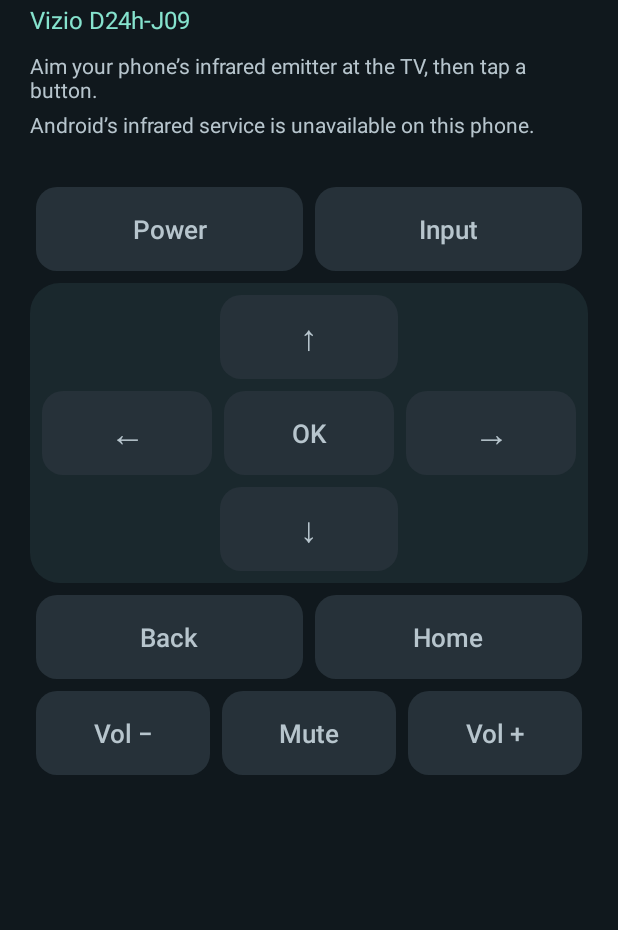
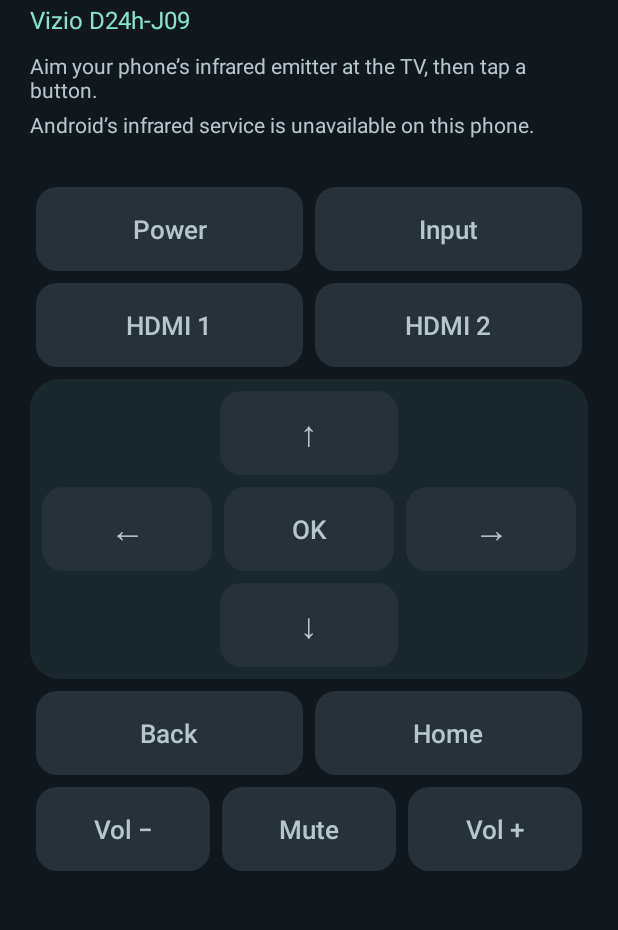
Before and after one commit to WoofahRayetCode/wlfryt-ir-blaster, an Android app: the screen it shows after launch (MainActivity), on a phone screen of 412 x 824 dp, the part 80-1010 px from its top. Run offline under Robolectric (Android 15) with nearby library versions, the phone set to English and light mode, and no system bars.

Commit message:
Add direct HDMI input shortcuts

```diff
--- a/app/build.gradle
+++ b/app/build.gradle
@@ -11,8 +11,8 @@ android {
         applicationId 'com.wlfryt.irblaster'
         minSdk 23
         targetSdk 36
-        versionCode 2
-        versionName '1.1'
+        versionCode 3
+        versionName '1.2'
     }
 
     compileOptions {
--- a/app/src/main/java/com/wlfryt/irblaster/MainActivity.java
+++ b/app/src/main/java/com/wlfryt/irblaster/MainActivity.java
@@ -44,6 +44,8 @@ public final class MainActivity extends Activity {
         status = findViewById(R.id.ir_status);
         bind(R.id.power, VizioProfile.Button.POWER);
         bind(R.id.input, VizioProfile.Button.INPUT);
+        bind(R.id.hdmi_1, VizioProfile.Button.HDMI_1);
+        bind(R.id.hdmi_2, VizioProfile.Button.HDMI_2);
         bind(R.id.up, VizioProfile.Button.UP);
         bind(R.id.left, VizioProfile.Button.LEFT);
         bind(R.id.ok, VizioProfile.Button.OK);
--- a/app/src/main/java/com/wlfryt/irblaster/VizioProfile.java
+++ b/app/src/main/java/com/wlfryt/irblaster/VizioProfile.java
@@ -1,7 +1,7 @@
 package com.wlfryt.irblaster;
 
 final class VizioProfile {
-    // Vizio XRT140R capture from Flipper-IRDB (39c3290b7177f5badb144215897d630531fefb10).
+    // NEC address for the Vizio XRT140R commands captured in Flipper-IRDB and the HDMI shortcuts below.
     // https://github.com/Lucaslhm/Flipper-IRDB/blob/39c3290b7177f5badb144215897d630531fefb10/TVs/Vizio/Vizio_XRT140R.ir
     private static final int ADDRESS = 0x04;
 
@@ -10,6 +10,10 @@ final class VizioProfile {
     enum Button {
         POWER(0x08),
         INPUT(0x2f),
+        // Discrete HDMI commands decoded from the Just Add Power Vizio IR control Pronto codes.
+        // https://support.justaddpower.com/kb/article/250-vizio-ir-control/
+        HDMI_1(0x81),
+        HDMI_2(0x82),
         VOLUME_UP(0x02),
         VOLUME_DOWN(0x03),
         MUTE(0x09),
--- a/app/src/main/res/layout/activity_main.xml
+++ b/app/src/main/res/layout/activity_main.xml
@@ -62,6 +62,19 @@
                 android:id="@+id/input"
                 style="@style/RemoteButton"
                 android:text="@string/input" />
+        </LinearLayout>
+
+        <LinearLayout style="@style/RemoteRow">
+
+            <Button
+                android:id="@+id/hdmi_1"
+                style="@style/RemoteButton"
+                android:text="@string/hdmi_1" />
+
+            <Button
+                android:id="@+id/hdmi_2"
+                style="@style/RemoteButton"
+                android:text="@string/hdmi_2" />
         </LinearLayout>
 
         <LinearLayout style="@style/RemoteCluster">
--- a/app/src/main/res/values/strings.xml
+++ b/app/src/main/res/values/strings.xml
@@ -9,6 +9,8 @@
     <string name="volume_up_short">Vol +</string>
     <string name="volume_down_short">Vol −</string>
     <string name="input">Input</string>
+    <string name="hdmi_1">HDMI 1</string>
+    <string name="hdmi_2">HDMI 2</string>
     <string name="mute">Mute</string>
     <string name="arrow_up" translatable="false">↑</string>
     <string name="arrow_down" translatable="false">↓</string>
```
Also changed, not shown: 3 other files.
